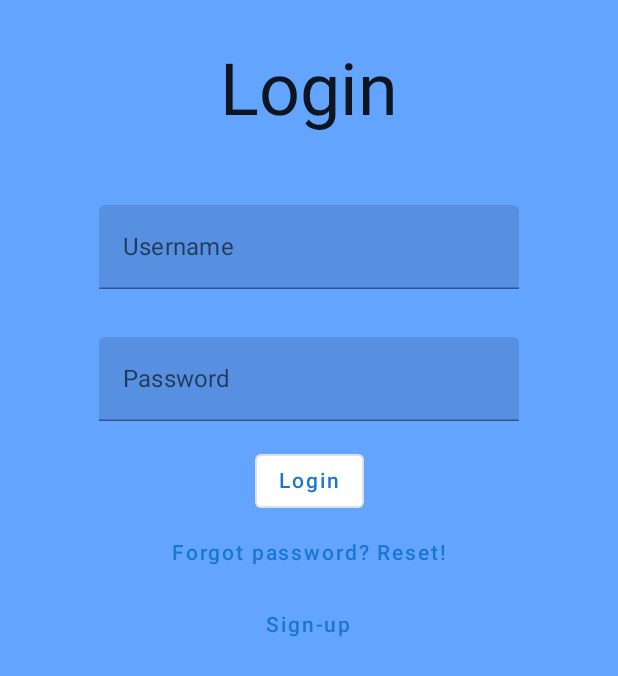
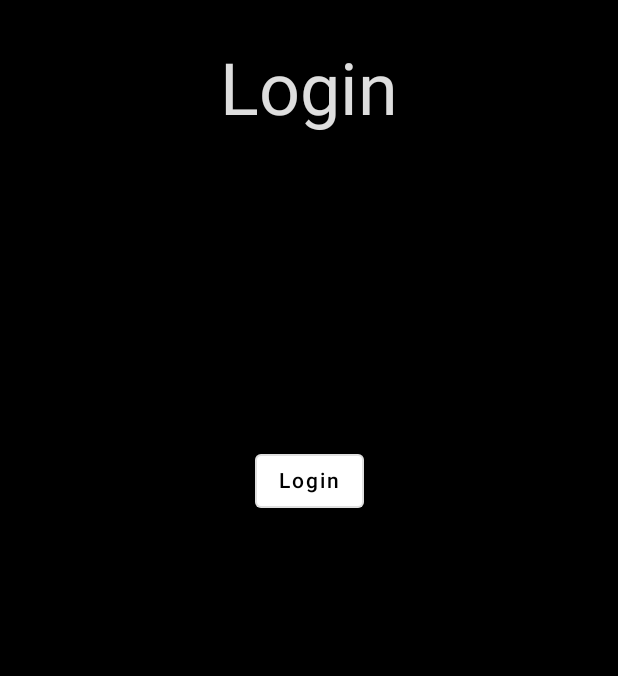
Before and after one commit to paraviolin/gymtastic, an Android app built with Jetpack Compose: the screen it shows after launch (MainActivity), on a phone screen of 412 x 824 dp. Shown: the top 676 px of the screen. Run offline under Robolectric (Android 15) with nearby library versions, the phone set to English and light mode, and no system bars; our stand-ins replace Dagger/Hilt's generated code, Firebase (no records; nobody signed in at launch, a user with empty details on screens opened directly).

Commit message:
wip main screen graphic

```diff
--- a/app/build.gradle
+++ b/app/build.gradle
@@ -53,7 +53,7 @@ dependencies {
     implementation "androidx.compose.material:material:$compose_version"
     implementation "androidx.compose.ui:ui-tooling-preview:$compose_version"
     implementation "androidx.compose.ui:ui:$compose_version"
-    implementation "androidx.navigation:navigation-compose:2.5.0-beta01"
+    implementation "androidx.navigation:navigation-compose:2.5.0-rc02"
     implementation "androidx.lifecycle:lifecycle-viewmodel-ktx:2.4.1"
     implementation "com.google.dagger:hilt-android:2.39"
     implementation platform('com.google.firebase:firebase-bom:30.0.0')
--- a/app/src/main/java/it/matteo/gymtastic/MainActivity.kt
+++ b/app/src/main/java/it/matteo/gymtastic/MainActivity.kt
@@ -1,6 +1,5 @@
 package it.matteo.gymtastic
 
-import android.content.Context
 import android.os.Bundle
 import androidx.activity.ComponentActivity
 import androidx.activity.compose.setContent
@@ -9,13 +8,8 @@ import androidx.compose.material.MaterialTheme
 import androidx.compose.material.Surface
 import androidx.compose.runtime.Composable
 import androidx.compose.ui.Modifier
-import androidx.core.content.ContextCompat
-import androidx.core.view.WindowCompat
 import androidx.navigation.compose.rememberNavController
-import dagger.hilt.EntryPoint
 import dagger.hilt.android.AndroidEntryPoint
-import dagger.hilt.android.HiltAndroidApp
-import it.matteo.gymtastic.GymNavigator
 import it.matteo.gymtastic.ui.theme.GymtasticTheme
 
 @AndroidEntryPoint
--- a/app/src/main/java/it/matteo/gymtastic/presentation/Navigator.kt
+++ b/app/src/main/java/it/matteo/gymtastic/presentation/Navigator.kt
@@ -4,8 +4,10 @@ import androidx.compose.runtime.Composable
 import androidx.compose.ui.Modifier
 import androidx.lifecycle.viewmodel.compose.viewModel
 import androidx.navigation.NavHostController
+import androidx.navigation.NavType
 import androidx.navigation.compose.NavHost
 import androidx.navigation.compose.composable
+import androidx.navigation.navArgument
 import it.matteo.gymtastic.presentation.Screens
 import it.matteo.gymtastic.presentation.profile.ProfileScreen
 import it.matteo.gymtastic.presentation.auth.forgotPassword.ForgotPasswordScreen
@@ -13,7 +15,8 @@ import it.matteo.gymtastic.presentation.auth.login.LoginScreen
 import it.matteo.gymtastic.presentation.auth.signup.SignupScreen
 import it.matteo.gymtastic.presentation.auth.viewModel.AuthViewModel
 import it.matteo.gymtastic.presentation.main.MainScreen
-import it.matteo.gymtastic.presentation.workout_detail.WorkoutDetailScreen
+import it.matteo.gymtastic.presentation.trainingCard.TrainingCardsScreen
+import it.matteo.gymtastic.presentation.workoutDetail.WorkoutDetailScreen
 
 @Composable
 fun GymNavigator(
@@ -46,8 +49,14 @@ fun GymNavigator(
         composable(Screens.Profile.name) {
             ProfileScreen(navHostController = navHost)
         }
-        composable(Screens.WorkoutDetail.name) {
-            WorkoutDetailScreen(navHostController = navHost)
+        composable(Screens.TrainingCards.name) {
+            TrainingCardsScreen(navHostController = navHost)
+        }
+        composable(
+            "${Screens.WorkoutDetail.name}/{id}",
+            arguments = listOf(navArgument("id") { type = NavType.StringType })
+        ) {
+            WorkoutDetailScreen(navHostController = navHost, it.arguments?.getString("id"))
         }
     }
 }
--- a/app/src/main/java/it/matteo/gymtastic/presentation/auth/viewModel/AuthViewModel.kt
+++ b/app/src/main/java/it/matteo/gymtastic/presentation/auth/viewModel/AuthViewModel.kt
@@ -37,6 +37,7 @@ class AuthViewModel @Inject constructor() : ViewModel() {
             .addOnCompleteListener { task ->
                 if (task.isSuccessful) {
                     _user.value = auth.currentUser
+                    // todo register the user to firestore
                     _loadingState.tryEmit(LoadingState.LOADED)
                 }
             }
--- a/app/src/main/java/it/matteo/gymtastic/presentation/workout_detail/WorkoutDetailScreen.kt
+++ b/app/src/main/java/it/matteo/gymtastic/presentation/trainingCard/TrainingCardsScreen.kt
@@ -1,7 +1,6 @@
-package it.matteo.gymtastic.presentation.workout_detail
+package it.matteo.gymtastic.presentation.trainingCard
 
 import androidx.compose.foundation.layout.fillMaxHeight
-import androidx.compose.foundation.layout.fillMaxWidth
 import androidx.compose.foundation.lazy.LazyColumn
 import androidx.compose.material.Scaffold
 import androidx.compose.material.Text
@@ -11,7 +10,7 @@ import androidx.navigation.NavHostController
 import it.matteo.gymtastic.presentation.common.BottomNavigationBar
 
 @Composable
-fun WorkoutDetailScreen(navHostController: NavHostController) {
+fun TrainingCardsScreen(navHostController: NavHostController) {
     val list = listOf(1, 2, 3, 4, 5, 6, 7)
     Scaffold(bottomBar = { BottomNavigationBar(navHostController = navHostController) }){
         LazyColumn(modifier = Modifier.fillMaxHeight()) {
--- a/app/src/main/java/it/matteo/gymtastic/ui/theme/Theme.kt
+++ b/app/src/main/java/it/matteo/gymtastic/ui/theme/Theme.kt
@@ -5,18 +5,19 @@ import androidx.compose.material.MaterialTheme
 import androidx.compose.material.darkColors
 import androidx.compose.material.lightColors
 import androidx.compose.runtime.Composable
+import androidx.compose.ui.graphics.Color
 
 private val DarkColorPalette = darkColors(
-    primary = Blue200,
-    primaryVariant = Blue700,
+    primary = Color.Black,
+    primaryVariant = Color.Black,
     secondary = Yellow500,
 )
 
 private val LightColorPalette = lightColors(
-    primary = Blue200,
-    primaryVariant = Blue700,
+    primary = Color.Black,
+    primaryVariant = Color.Black,
     secondary = Yellow200,
-    background = Blue500,
+    background = Color.Black,
 
     /* Other default colors to override
     background = Color.White,
--- a/app/src/main/java/it/matteo/gymtastic/ui/theme/Type.kt
+++ b/app/src/main/java/it/matteo/gymtastic/ui/theme/Type.kt
@@ -1,6 +1,7 @@
 package it.matteo.gymtastic.ui.theme
 
 import androidx.compose.material.Typography
+import androidx.compose.ui.graphics.Color
 import androidx.compose.ui.text.TextStyle
 import androidx.compose.ui.text.font.Font
 import androidx.compose.ui.text.font.FontFamily
@@ -21,12 +22,14 @@ val Typography = Typography(
     h5 = TextStyle(
         fontFamily = bebasNeue,
         fontWeight = FontWeight.Bold,
-        fontSize = 40.sp
+        fontSize = 40.sp,
+        color = Yellow200
     ),
     body2 = TextStyle(
         fontFamily = FontFamily(Font(R.font.bebas_neue_regular)),
         fontWeight = FontWeight.ExtraBold,
-        fontSize = 24.sp
+        fontSize = 24.sp,
+        color = Color.Black
     )
     /* Other default text styles to override
     button = TextStyle(
--- a/app/src/main/res/values/colors.xml
+++ b/app/src/main/res/values/colors.xml
@@ -1,8 +1,8 @@
 <?xml version="1.0" encoding="utf-8"?>
 <resources>
-    <color name="purple_200">#FFBB86FC</color>
-    <color name="purple_500">#FF004BA0</color>
-    <color name="purple_700">#FF004BA0</color>
+    <color name="purple_200">#FF000000</color>
+    <color name="purple_500">#FF000000</color>
+    <color name="purple_700">#FF000000</color>
     <color name="teal_200">#FF03DAC5</color>
     <color name="teal_700">#FF018786</color>
     <color name="black">#FF000000</color>
```
Also changed, not shown: app/src/main/java/it/matteo/gymtastic/presentation/Screens.kt (+5 -2 lines), app/src/main/java/it/matteo/gymtastic/presentation/common/BottomBar.kt (+4 -8 lines), app/src/main/java/it/matteo/gymtastic/presentation/main/MainScreen.kt (+28 -9 lines), app/src/main/java/it/matteo/gymtastic/presentation/profile/ProfileScreen.kt (+26 -19 lines), app/src/main/java/it/matteo/gymtastic/presentation/profile/viewModel/ProfileViewModel.kt (added, +10 -0 lines), app/src/main/java/it/matteo/gymtastic/presentation/workoutDetail/WorkoutDetailScreen.kt (added, +32 -0 lines).
